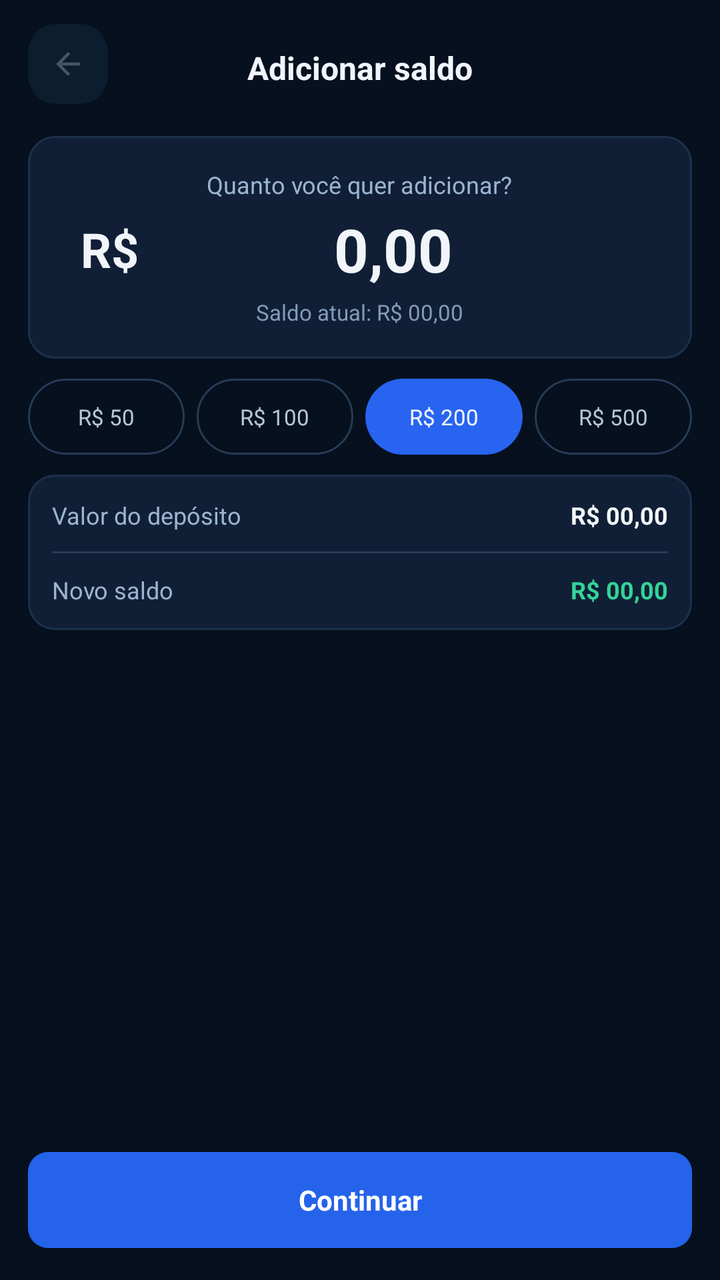
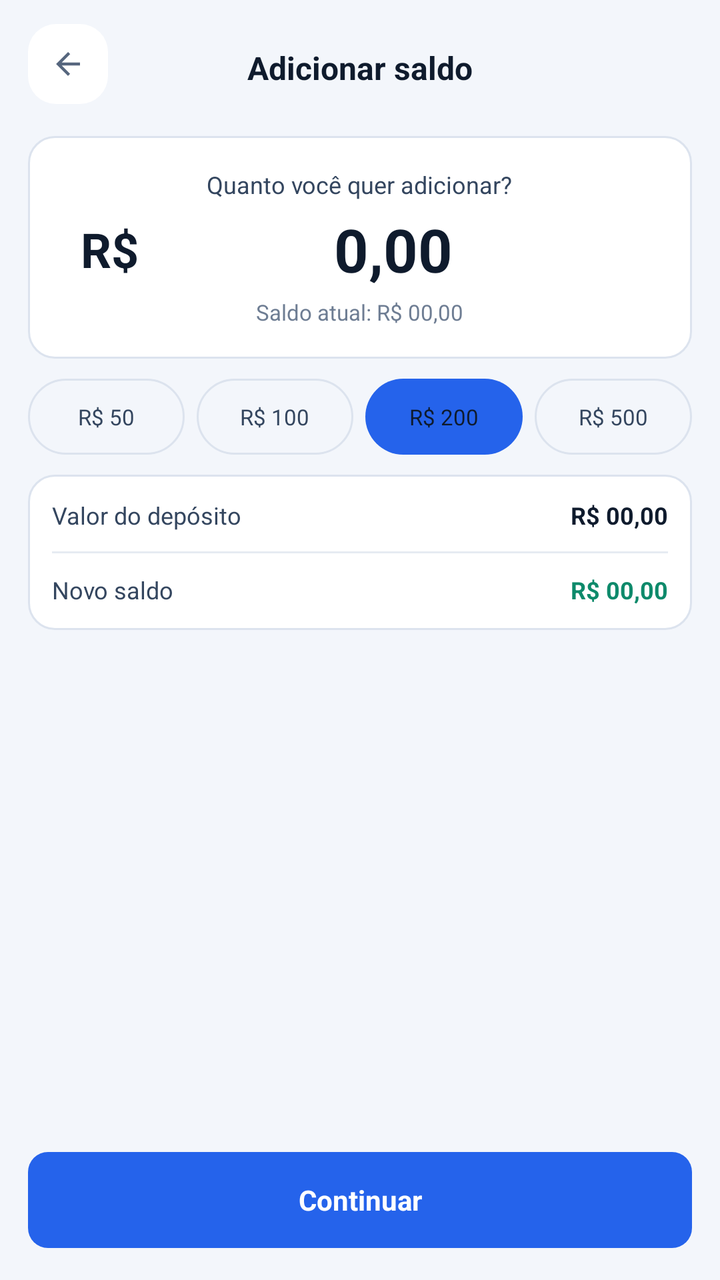

Screens rendered from an Android XML layout before and after an edit, with the pre-edit source and the edit as a unified diff.
<!-- AndroidManifest.xml: application theme Theme.AccurancyMobileApp -->
<!-- res/layout/activity_form_adicionar_saldo.xml -->
<?xml version="1.0" encoding="utf-8"?>
<LinearLayout xmlns:android="http://schemas.android.com/apk/res/android"
    android:layout_width="match_parent"
    android:layout_height="match_parent"
    xmlns:app="http://schemas.android.com/apk/res-auto"
    android:background="@color/bg_deep"
    android:orientation="vertical"
    android:paddingTop="12dp">

    

    <ScrollView
        android:layout_width="match_parent"
        android:layout_height="0dp"
        android:layout_weight="1"
        android:fillViewport="true"
        android:clipToPadding="false"
        android:paddingHorizontal="14dp"
        android:paddingBottom="16dp">

        <LinearLayout
            android:layout_width="match_parent"
            android:layout_height="wrap_content"
            android:orientation="vertical">

            

            <RelativeLayout
                android:layout_width="match_parent"
                android:layout_height="44dp">

                <ImageView
                    android:id="@+id/btnVoltarSaldo"
                    android:layout_width="40dp"
                    android:layout_height="40dp"
                    android:layout_alignParentStart="true"
                    android:background="@drawable/bg_icon_button"
                    android:clickable="true"
                    android:focusable="true"
                    android:padding="11dp"
                    android:src="@drawable/ic_arrow_back"
                    android:contentDescription="Voltar"
                    app:tint="@color/text_secondary" />

                <TextView
                    android:layout_width="wrap_content"
                    android:layout_height="match_parent"
                    android:layout_centerInParent="true"
                    android:gravity="center"
                    android:text="Adicionar saldo"
                    android:textColor="@color/text_primary"
                    android:textSize="16sp"
                    android:textStyle="bold" />

            </RelativeLayout>

            

            <LinearLayout
                android:id="@+id/cardValorDeposito"
                android:layout_width="match_parent"
                android:layout_height="wrap_content"
                android:layout_marginTop="12dp"
                android:background="@drawable/bg_card_adicionar_saldo"
                android:gravity="center_horizontal"
                android:orientation="vertical"
                android:paddingHorizontal="16dp"
                android:paddingVertical="16dp">

                <TextView
                    android:layout_width="wrap_content"
                    android:layout_height="wrap_content"
                    android:text="Quanto você quer adicionar?"
                    android:textColor="#9CB4D2"
                    android:textSize="12sp" />

                <LinearLayout
                    android:layout_width="wrap_content"
                    android:layout_height="wrap_content"
                    android:layout_marginTop="4dp"
                    android:gravity="center"
                    android:orientation="horizontal">

                    <TextView
                        android:layout_width="wrap_content"
                        android:layout_height="wrap_content"
                        android:text="R$"
                        android:textColor="@color/text_primary"
                        android:textSize="24sp"
                        android:textStyle="bold" />

                    <EditText
                        android:id="@+id/etValorDeposito"
                        android:layout_width="wrap_content"
                        android:layout_height="wrap_content"
                        android:layout_marginStart="5dp"
                        android:background="@null"
                        android:ems="7"
                        android:gravity="center"
                        android:hint="0,00"
                        android:inputType="numberDecimal"
                        android:maxLength="12"
                        android:singleLine="true"
                        android:text="0,00"
                        android:textColor="@color/text_primary"
                        android:textColorHint="#7086A5"
                        android:textSize="30sp"
                        android:textStyle="bold" />

                </LinearLayout>

                <TextView
                    android:id="@+id/tvSaldoAtualDeposito"
                    android:layout_width="wrap_content"
                    android:layout_height="wrap_content"
                    android:layout_marginTop="4dp"
                    android:text="Saldo atual: R$ 00,00"
                    android:textColor="#829BB9"
                    android:textSize="11sp" />

            </LinearLayout>

            

            <LinearLayout
                android:id="@+id/containerValoresRapidos"
                android:layout_width="match_parent"
                android:layout_height="wrap_content"
                android:layout_marginTop="10dp"
                android:gravity="center"
                android:orientation="horizontal"
                android:weightSum="4">

                <TextView
                    android:id="@+id/btnValor50"
                    style="@style/ValorRapidoDeposito"
                    android:layout_width="0dp"
                    android:layout_weight="1"
                    android:text="R$ 50" />

                <TextView
                    android:id="@+id/btnValor100"
                    style="@style/ValorRapidoDeposito"
                    android:layout_width="0dp"
                    android:layout_marginStart="6dp"
                    android:layout_weight="1"
                    android:text="R$ 100" />

                <TextView
                    android:id="@+id/btnValor200"
                    style="@style/ValorRapidoSelecionado"
                    android:layout_width="0dp"
                    android:layout_marginStart="6dp"
                    android:layout_weight="1"
                    android:text="R$ 200"
                    android:textColor="@color/text_primary"/>

                <TextView
                    android:id="@+id/btnValor500"
                    style="@style/ValorRapidoDeposito"
                    android:layout_width="0dp"
                    android:layout_marginStart="6dp"
                    android:layout_weight="1"
                    android:text="R$ 500" />

            </LinearLayout>

            

            <LinearLayout
                android:id="@+id/cardResumoDeposito"
                android:layout_width="match_parent"
                android:layout_height="wrap_content"
                android:layout_marginTop="10dp"
                android:background="@drawable/bg_card_adicionar_saldo"
                android:orientation="vertical"
                android:padding="12dp">

                

                <LinearLayout
                    android:layout_width="match_parent"
                    android:layout_height="wrap_content"
                    android:gravity="center_vertical"
                    android:orientation="horizontal">

                    <TextView
                        android:layout_width="0dp"
                        android:layout_height="wrap_content"
                        android:layout_weight="1"
                        android:text="Valor do depósito"
                        android:textColor="#9CB4D2"
                        android:textSize="12sp" />

                    <TextView
                        android:id="@+id/tvValorResumo"
                        android:layout_width="wrap_content"
                        android:layout_height="wrap_content"
                        android:text="R$ 00,00"
                        android:textColor="@color/text_primary"
                        android:textSize="12sp"
                        android:textStyle="bold" />

                </LinearLayout>

                <View
                    android:layout_width="match_parent"
                    android:layout_height="1dp"
                    android:layout_marginVertical="10dp"
                    android:background="#263B56" />

                

                <LinearLayout
                    android:layout_width="match_parent"
                    android:layout_height="wrap_content"
                    android:gravity="center_vertical"
                    android:orientation="horizontal">

                    <TextView
                        android:layout_width="0dp"
                        android:layout_height="wrap_content"
                        android:layout_weight="1"
                        android:text="Novo saldo"
                        android:textColor="#9CB4D2"
                        android:textSize="12sp" />

                    <TextView
                        android:id="@+id/tvNovoSaldo"
                        android:layout_width="wrap_content"
                        android:layout_height="wrap_content"
                        android:text="R$ 00,00"
                        android:textColor="#34D399"
                        android:textSize="12sp"
                        android:textStyle="bold" />

                </LinearLayout>

            </LinearLayout>

        </LinearLayout>

    </ScrollView>

    

    <LinearLayout
        android:id="@+id/footerAdicionarSaldo"
        android:layout_width="match_parent"
        android:layout_height="wrap_content"
        android:orientation="vertical"
        android:paddingHorizontal="14dp"
        android:paddingTop="10dp"
        android:paddingBottom="16dp">

        <TextView
            android:id="@+id/btnContinuarDeposito"
            android:layout_width="match_parent"
            android:layout_height="48dp"
            android:background="@drawable/bg_btn_primary"
            android:clickable="true"
            android:focusable="true"
            android:gravity="center"
            android:text="Continuar"
            android:textColor="@android:color/white"
            android:textSize="14sp"
            android:textStyle="bold" />

    </LinearLayout>

</LinearLayout>
<!-- resources referenced by this layout -->
<resources>
  <color name="bg_deep">#FF06101E</color>
  <color name="text_primary">#FFF1F5F9</color>
  <color name="text_secondary">#FF475569</color>
  <!-- drawable bg_btn_primary (drawable) -->
  <?xml version="1.0" encoding="utf-8"?>
  <selector xmlns:android="http://schemas.android.com/apk/res/android">
      
      <item android:state_pressed="true">
          <shape android:shape="rectangle">
              <solid android:color="#1D4ED8" />
              <corners android:radius="10dp" />
          </shape>
      </item>
      
      <item>
          <shape android:shape="rectangle">
              <solid android:color="@color/btn_primary" />
              <corners android:radius="10dp" />
          </shape>
      </item>
  </selector>
  <!-- drawable bg_card_adicionar_saldo (drawable) -->
  <?xml version="1.0" encoding="utf-8"?>
  <shape xmlns:android="http://schemas.android.com/apk/res/android">
      <solid android:color="#101F35" />
      <stroke
          android:width="1dp"
          android:color="#1D304B" />
      <corners android:radius="13dp" />
  </shape>
  <style name="ValorRapidoDeposito">
          <item name="android:layout_height">38dp</item>
          <item name="android:background">@drawable/bg_valor_rapido</item>
          <item name="android:gravity">center</item>
          <item name="android:clickable">true</item>
          <item name="android:focusable">true</item>
          <item name="android:textColor">#B3C7D9</item>
          <item name="android:textSize">11sp</item>
      </style>
  <style name="ValorRapidoSelecionado" parent="ValorRapidoDeposito">
          <item name="android:background">@drawable/bg_filtro_categoria_selecionado</item>
          <item name="android:textColor">#60A5FA</item>
      </style>
  <color name="btn_primary">#2563EB</color>
  <color name="card_background">#0D1D30</color>
  <!-- drawable bg_valor_rapido (drawable) -->
  <?xml version="1.0" encoding="utf-8"?>
  <shape xmlns:android="http://schemas.android.com/apk/res/android">
      <solid android:color="@android:color/transparent" />
      <stroke
          android:width="1dp"
          android:color="#263B56" />
      <corners android:radius="20dp" />
  </shape>
  <!-- drawable bg_filtro_categoria_selecionado (drawable) -->
  <?xml version="1.0" encoding="utf-8"?>
  <shape xmlns:android="http://schemas.android.com/apk/res/android">
      <solid android:color="#2864F0" />
      <corners android:radius="22dp" />
  </shape>
  <style name="Base.Theme.AccurancyMobileApp" parent="Theme.Material3.DayNight.NoActionBar">
          
          
  
      </style>
  <!-- unchanged entries left out for length: 3 -->
</resources>

<!-- the commit's change to res/layout/activity_form_adicionar_saldo.xml (unified diff, before → after) -->
@@ -71,7 +71,7 @@
                     android:layout_width="wrap_content"
                     android:layout_height="wrap_content"
                     android:text="Quanto você quer adicionar?"
-                    android:textColor="#9CB4D2"
+                    android:textColor="@color/texto_suave"
                     android:textSize="12sp" />
 
                 <LinearLayout
@@ -103,7 +103,7 @@
                         android:singleLine="true"
                         android:text="0,00"
                         android:textColor="@color/text_primary"
-                        android:textColorHint="#7086A5"
+                        android:textColorHint="@color/text_placeholder"
                         android:textSize="30sp"
                         android:textStyle="bold" />
 
@@ -115,7 +115,7 @@
                     android:layout_height="wrap_content"
                     android:layout_marginTop="4dp"
                     android:text="Saldo atual: R$ 00,00"
-                    android:textColor="#829BB9"
+                    android:textColor="@color/texto_fraco"
                     android:textSize="11sp" />
 
             </LinearLayout>
@@ -189,7 +189,7 @@
                         android:layout_height="wrap_content"
                         android:layout_weight="1"
                         android:text="Valor do depósito"
-                        android:textColor="#9CB4D2"
+                        android:textColor="@color/texto_suave"
                         android:textSize="12sp" />
 
                     <TextView
@@ -207,7 +207,7 @@
                     android:layout_width="match_parent"
                     android:layout_height="1dp"
                     android:layout_marginVertical="10dp"
-                    android:background="#263B56" />
+                    android:background="@color/divider" />
 
                 
 
@@ -222,7 +222,7 @@
                         android:layout_height="wrap_content"
                         android:layout_weight="1"
                         android:text="Novo saldo"
-                        android:textColor="#9CB4D2"
+                        android:textColor="@color/texto_suave"
                         android:textSize="12sp" />
 
                     <TextView
@@ -230,7 +230,7 @@
                         android:layout_width="wrap_content"
                         android:layout_height="wrap_content"
                         android:text="R$ 00,00"
-                        android:textColor="#34D399"
+                        android:textColor="@color/positivo_destaque"
                         android:textSize="12sp"
                         android:textStyle="bold" />
 
<!-- resource entries referenced after the edit -->
@@ -1,15 +1,20 @@
 <!-- resources referenced by this layout -->
 <resources>
-  <color name="bg_deep">#FF06101E</color>
-  <color name="text_primary">#FFF1F5F9</color>
-  <color name="text_secondary">#FF475569</color>
+  <color name="bg_deep">#FFF3F6FB</color>
+  <color name="divider">#FFE6EBF2</color>
+  <color name="positivo_destaque">#FF0E8A6B</color>
+  <color name="text_placeholder">#FF8A97AB</color>
+  <color name="text_primary">#FF0F1B2D</color>
+  <color name="text_secondary">#FF56667E</color>
+  <color name="texto_fraco">#FF6E7D93</color>
+  <color name="texto_suave">#FF34465F</color>
   <!-- drawable bg_btn_primary (drawable) -->
   <?xml version="1.0" encoding="utf-8"?>
   <selector xmlns:android="http://schemas.android.com/apk/res/android">
       
       <item android:state_pressed="true">
           <shape android:shape="rectangle">
-              <solid android:color="#1D4ED8" />
+              <solid android:color="@color/primaria_forte" />
               <corners android:radius="10dp" />
           </shape>
       </item>
@@ -24,10 +29,10 @@
   <!-- drawable bg_card_adicionar_saldo (drawable) -->
   <?xml version="1.0" encoding="utf-8"?>
   <shape xmlns:android="http://schemas.android.com/apk/res/android">
-      <solid android:color="#101F35" />
+      <solid android:color="@color/card_background" />
       <stroke
           android:width="1dp"
-          android:color="#1D304B" />
+          android:color="@color/borda" />
       <corners android:radius="13dp" />
   </shape>
   <style name="ValorRapidoDeposito">
@@ -36,35 +41,70 @@
           <item name="android:gravity">center</item>
           <item name="android:clickable">true</item>
           <item name="android:focusable">true</item>
-          <item name="android:textColor">#B3C7D9</item>
+          <item name="android:textColor">@color/texto_suave</item>
           <item name="android:textSize">11sp</item>
       </style>
   <style name="ValorRapidoSelecionado" parent="ValorRapidoDeposito">
           <item name="android:background">@drawable/bg_filtro_categoria_selecionado</item>
-          <item name="android:textColor">#60A5FA</item>
+          <item name="android:textColor">@color/link</item>
       </style>
-  <color name="btn_primary">#2563EB</color>
-  <color name="card_background">#0D1D30</color>
+  <color name="primaria_forte">#FF1D4ED8</color>
+  <color name="btn_primary">#FF2563EB</color>
+  <color name="card_background">#FFFFFFFF</color>
+  <color name="borda">#FFDCE3EE</color>
   <!-- drawable bg_valor_rapido (drawable) -->
   <?xml version="1.0" encoding="utf-8"?>
   <shape xmlns:android="http://schemas.android.com/apk/res/android">
       <solid android:color="@android:color/transparent" />
       <stroke
           android:width="1dp"
-          android:color="#263B56" />
+          android:color="@color/borda" />
       <corners android:radius="20dp" />
   </shape>
   <!-- drawable bg_filtro_categoria_selecionado (drawable) -->
   <?xml version="1.0" encoding="utf-8"?>
   <shape xmlns:android="http://schemas.android.com/apk/res/android">
-      <solid android:color="#2864F0" />
+      <solid android:color="@color/primary_blue" />
       <corners android:radius="22dp" />
   </shape>
+  <color name="link">#FF1D5BD8</color>
   <style name="Base.Theme.AccurancyMobileApp" parent="Theme.Material3.DayNight.NoActionBar">
+          <item name="colorPrimary">@color/primary_blue</item>
+          <item name="colorOnPrimary">@color/white</item>
+          <item name="colorPrimaryContainer">@color/superficie_selecionada</item>
+          <item name="colorOnPrimaryContainer">@color/text_primary</item>
+          <item name="colorSecondary">@color/link</item>
+          <item name="colorSurface">@color/card_background</item>
+          <item name="colorOnSurface">@color/text_primary</item>
+          <item name="colorOnSurfaceVariant">@color/text_secondary</item>
+          <item name="colorOnSecondary">@color/white</item>
+          <item name="colorSecondaryContainer">@color/superficie_selecionada</item>
+          <item name="colorOnSecondaryContainer">@color/text_primary</item>
           
-          
-  
+          <item name="colorSurfaceVariant">@color/card_background_2</item>
+          <item name="colorSurfaceContainerLowest">@color/card_background</item>
+          <item name="colorSurfaceContainerLow">@color/card_background</item>
+          <item name="colorSurfaceContainer">@color/card_background_2</item>
+          <item name="colorSurfaceContainerHigh">@color/card_background</item>
+          <item name="colorSurfaceContainerHighest">@color/trilho</item>
+          <item name="colorOutline">@color/borda_forte</item>
+          <item name="colorOutlineVariant">@color/borda</item>
+          <item name="colorError">@color/negativo_destaque</item>
+          <item name="android:colorBackground">@color/bg_deep</item>
+          <item name="android:windowBackground">@color/bg_deep</item>
+          <item name="android:textColorPrimary">@color/text_primary</item>
+          <item name="android:textColorSecondary">@color/text_secondary</item>
+          <item name="android:textColorHint">@color/text_placeholder</item>
+          <item name="android:windowLightStatusBar">@bool/barras_sistema_claras</item>
+          <item name="android:windowLightNavigationBar" tools:targetApi="27">@bool/barras_sistema_claras</item>
       </style>
+  <color name="primary_blue">#FF2563EB</color>
+  <color name="white">#FFFFFFFF</color>
+  <color name="superficie_selecionada">#FFE4EDFD</color>
+  <color name="card_background_2">#FFF1F5FA</color>
+  <color name="trilho">#FFE3E9F2</color>
+  <color name="borda_forte">#FFC5D0DF</color>
+  <color name="negativo_destaque">#FFD93545</color>
   <!-- unchanged entries left out for length: 3 -->
 </resources>
 
